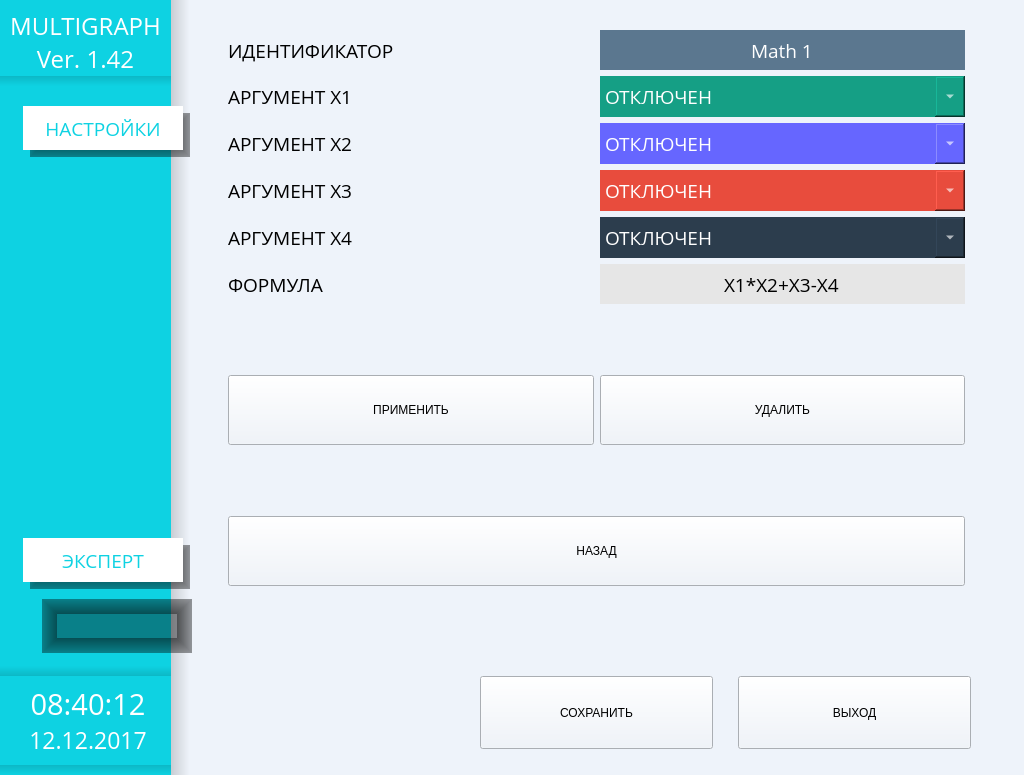
Old version of the form menu.ui in the repository tomyqg/topaz-m.
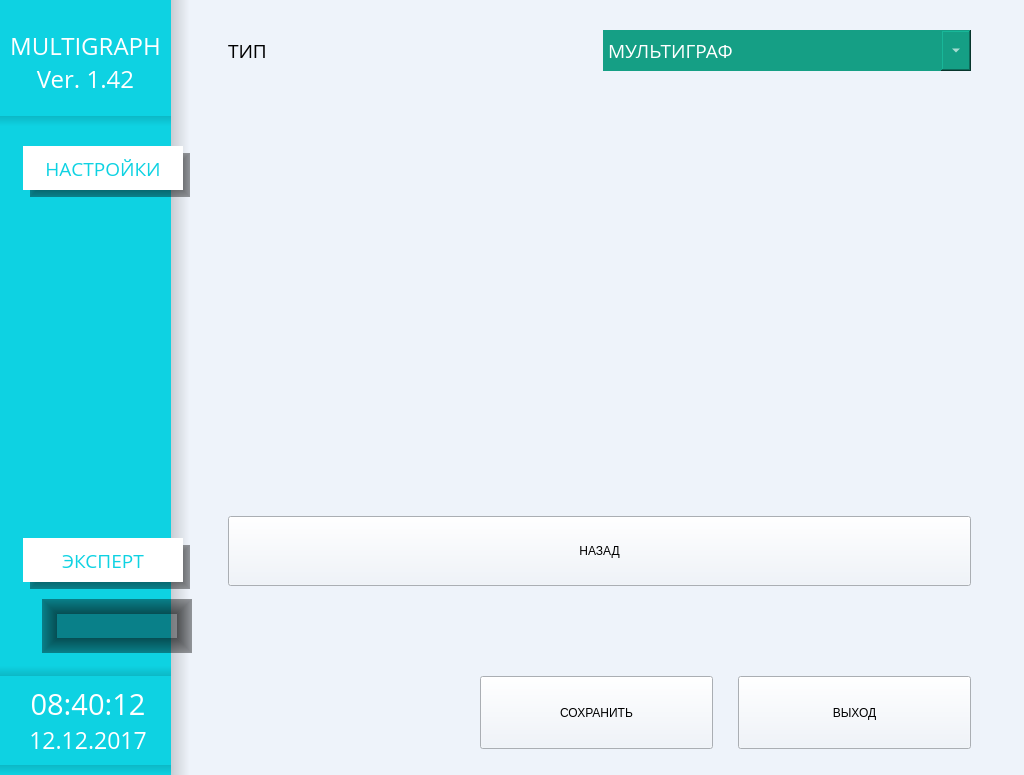
New version of the form. Icons and pictures are not drawn. Custom widgets are drawn as their Qt base class.

```diff
--- a/menu.ui
+++ b/menu.ui
@@ -103,7 +103,7 @@
             <number>1</number>
            </property>
            <property name="currentIndex">
-            <number>32</number>
+            <number>33</number>
            </property>
            <widget class="QWidget" name="mainMenu">
             <layout class="QVBoxLayout" name="verticalLayout_3">
@@ -9974,6 +9974,113 @@
              </item>
             </layout>
            </widget>
+           <widget class="QWidget" name="pageTypeMultigraph">
+            <layout class="QGridLayout" name="gridLayout_25">
+             <property name="leftMargin">
+              <number>29</number>
+             </property>
+             <property name="topMargin">
+              <number>30</number>
+             </property>
+             <property name="rightMargin">
+              <number>53</number>
+             </property>
+             <item row="2" column="0" colspan="2">
+              <spacer name="verticalSpacer_37">
+               <property name="orientation">
+                <enum>Qt::Vertical</enum>
+               </property>
+               <property name="sizeHint" stdset="0">
+                <size>
+                 <width>20</width>
+                 <height>478</height>
+                </size>
+               </property>
+              </spacer>
+             </item>
+             <item row="0" column="0">
+              <widget class="QLabel" name="labelTypeMultigraph">
+               <property name="font">
+                <font>
+                 <family>Open Sans</family>
+                 <pointsize>14</pointsize>
+                </font>
+               </property>
+               <property name="text">
+                <string>ТИП</string>
+               </property>
+               <property name="alignment">
+                <set>Qt::AlignLeading|Qt::AlignLeft|Qt::AlignVCenter</set>
+               </property>
+              </widget>
+             </item>
+             <item row="3" column="0" colspan="2">
+              <widget class="wButtonStyled" name="bBackTypeMultigraph">
+               <property name="sizePolicy">
+                <sizepolicy hsizetype="Preferred" vsizetype="Preferred">
+                 <horstretch>0</horstretch>
+                 <verstretch>0</verstretch>
+                </sizepolicy>
+               </property>
+               <property name="minimumSize">
+                <size>
+                 <width>0</width>
+                 <height>70</height>
+                </size>
+               </property>
+               <property name="text">
+                <string>НАЗАД</string>
+               </property>
+              </widget>
+             </item>
+             <item row="0" column="1">
+              <widget class="QComboBox" name="comboTypeMultigraph">
+               <property name="minimumSize">
+                <size>
+                 <width>0</width>
+                 <height>41</height>
+                </size>
+               </property>
+               <property name="maximumSize">
+                <size>
+                 <width>16777215</width>
+                 <height>16777215</height>
+                </size>
+               </property>
+               <property name="font">
+                <font>
+                 <family>Open Sans</family>
+                 <pointsize>14</pointsize>
+                </font>
+               </property>
+               <property name="styleSheet">
+                <string notr="true">QComboBox {
+	background-color: rgb(21, 159, 133);
+	color: rgb(255, 255, 255);
+	border-radius: 0px;
+}
+
+QComboBox::drop-down {
+	width:30px;
+ }</string>
+               </property>
+               <property name="currentIndex">
+                <number>0</number>
+               </property>
+               <item>
+                <property name="text">
+                 <string>МУЛЬТИГРАФ</string>
+                </property>
+               </item>
+               <item>
+                <property name="text">
+                 <string>МУЛЬТИГРАФ-СТАЛЬ</string>
+                </property>
+               </item>
+              </widget>
+             </item>
+            </layout>
+           </widget>
           </widget>
          </item>
         </layout>
@@ -10151,7 +10258,7 @@
         <property name="minimumSize">
          <size>
           <width>17</width>
-          <height>86</height>
+          <height>126</height>
          </size>
         </property>
         <property name="maximumSize">
```
Left out of the diff: 19 changed lines with no effect on the pictures.
